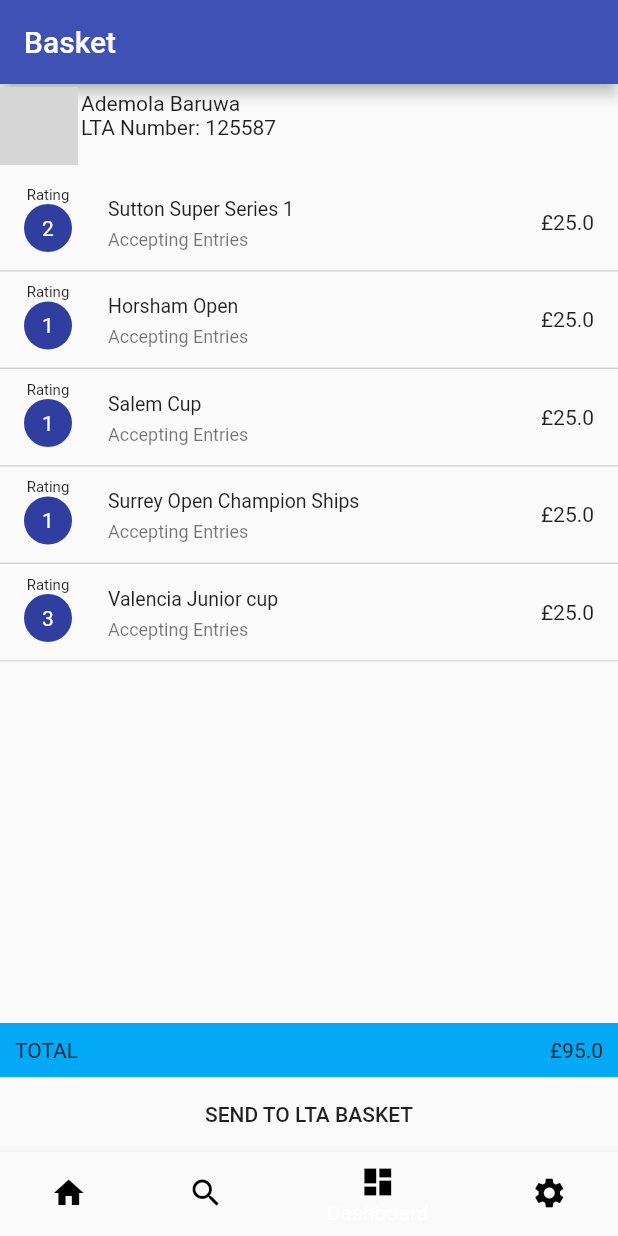
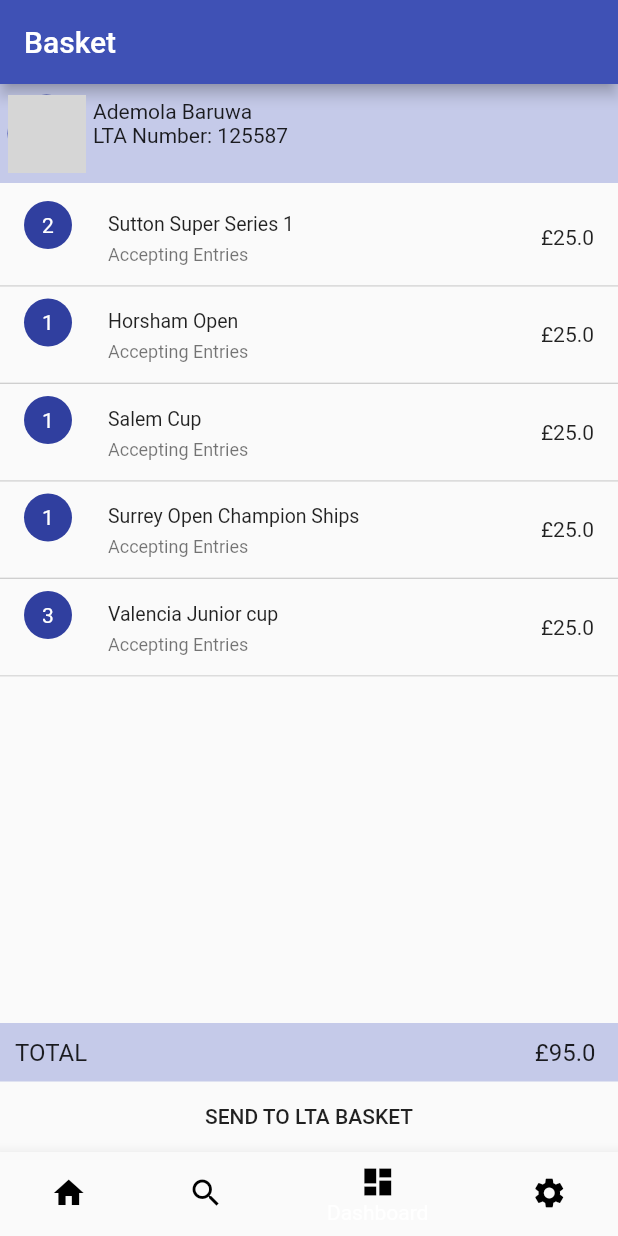
Before and after one commit to abdulbaruwa/tennisai, a Flutter app: the screen it shows after launch, swiped to page 3, on a phone screen of 412 x 824 dp. Run offline on Flutter 3.47's test engine with Material 2 defaults, Android fonts, the phone set to English and light mode, and no system bars; statements that could not run were skipped; grey boxes are pictures that could not be loaded.

Commit message:
Tweaking basket widgets

```diff
--- a/lib/pages/basket.dart
+++ b/lib/pages/basket.dart
@@ -2,7 +2,6 @@ import 'package:flutter/material.dart';
 import '../models/tournament.dart';
 import '../pages/entrants.dart';
 import 'package:collection/collection.dart' show lowerBound;
-
 
 final ThemeData _kTheme = new ThemeData(
   brightness: Brightness.light,
@@ -42,7 +41,7 @@ class BasketPageState extends State<BasketPage> {
             child: new Column(
                 crossAxisAlignment: CrossAxisAlignment.center,
                 children: [
-              new Text('Rating', style: new TextStyle(fontSize: 10.0)),
+              // new Text('Rating', style: new TextStyle(fontSize: 10.0)),
               new CircleAvatar(
                   radius: 16.0,
                   child: new Text(
@@ -56,6 +55,7 @@ class BasketPageState extends State<BasketPage> {
       ),
     );
   }
+
   void handleUndo(Tournament item) {
     final int insertionIndex = lowerBound(leaveBehindItems, item);
     setState(() {
@@ -105,7 +105,7 @@ class BasketPageState extends State<BasketPage> {
                     child: new Column(
                         crossAxisAlignment: CrossAxisAlignment.center,
                         children: [
-                      new Text('Rating', style: new TextStyle(fontSize: 10.0)),
+                      // new Text('Rating', style: new TextStyle(fontSize: 10.0)),
                       new CircleAvatar(
                           radius: 16.0,
                           child: new Text(
@@ -122,30 +122,35 @@ class BasketPageState extends State<BasketPage> {
 
   Widget buildTotalRow(BuildContext context, double totalAmount) {
     return new Container(
-        color: Colors.lightBlue,
+        color: const Color(0xFFFC5CAE9),
         child: new Row(children: <Widget>[
           new Container(
               alignment: Alignment.topRight,
               child: new Padding(
                   padding: const EdgeInsets.all(10.0),
-                  child: const Text('TOTAL'))),
+                  child: new Text('TOTAL',
+                      style: Theme.of(context).textTheme.subhead))),
           new Expanded(
               child: new Container(
                   alignment: Alignment.topRight,
                   child: new Padding(
-                      padding: const EdgeInsets.all(10.0),
-                      child: new Text('£$totalAmount')))),
+                      padding: const EdgeInsets.only(right: 15.0),
+                      child: new Text('£$totalAmount',
+                          style: Theme.of(context).textTheme.subhead)))),
         ]));
   }
 
   @override
   Widget build(BuildContext context) {
     List<Tournament> tournamentEntrants = widget.tournaments;
-    Iterable<Widget> listTiles = tournamentEntrants
-        .map((Tournament item) => buildDismisableItem(item));
+    Iterable<Widget> listTiles =
+        tournamentEntrants.map((Tournament item) => buildDismisableItem(item));
     listTiles = ListTile.divideTiles(context: context, tiles: listTiles);
     return new Column(children: <Widget>[
-      new SizedBox(
+      new Container(
+          padding: const EdgeInsets.all(5.0),
+          color: const Color(0xFFFC5CAE9),
+          child: new SizedBox(
             height: 56.0,
             child: new Row(children: <Widget>[
               new CircleAvatar(
@@ -154,7 +159,7 @@ class BasketPageState extends State<BasketPage> {
               ),
               new Expanded(
                 child: new Padding(
-                padding: const EdgeInsets.only(left: 2.0, top: 5.0),
+                    padding: const EdgeInsets.only(left: 5.0, top: 5.0),
                     child: new Column(
                       mainAxisAlignment: MainAxisAlignment.start,
                       crossAxisAlignment: CrossAxisAlignment.start,
@@ -166,7 +171,7 @@ class BasketPageState extends State<BasketPage> {
                     )),
               ),
             ]),
-      ),
+          )),
       //new ListView(),
       new Expanded(
         child: new Scrollbar(
```
Lines whose indentation alone changed are shown as unchanged.
